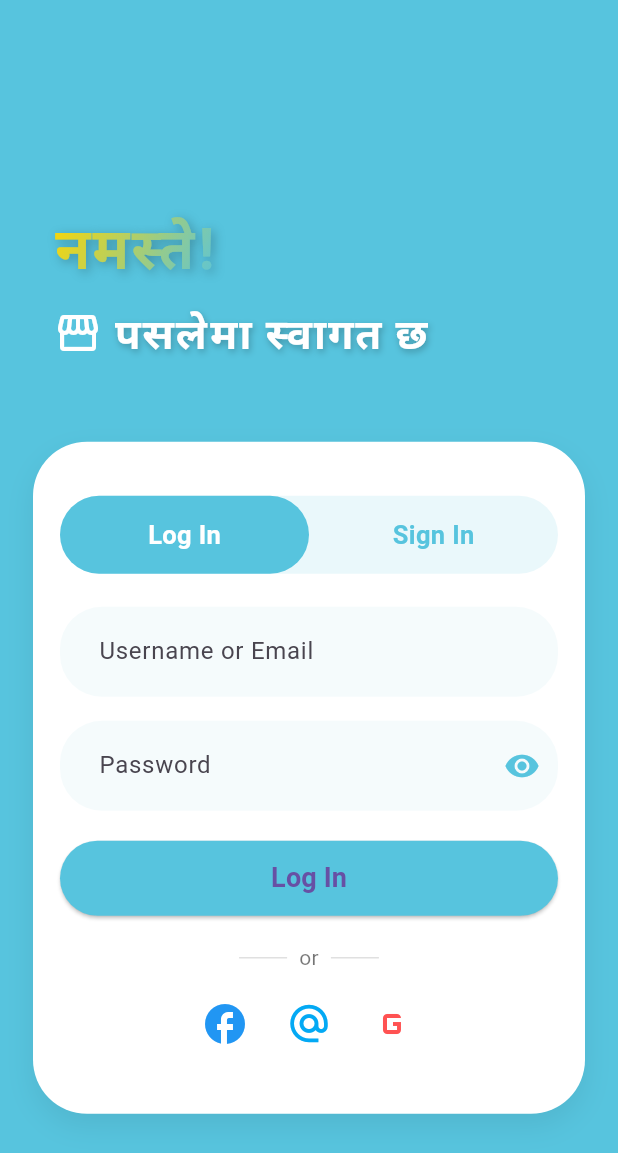
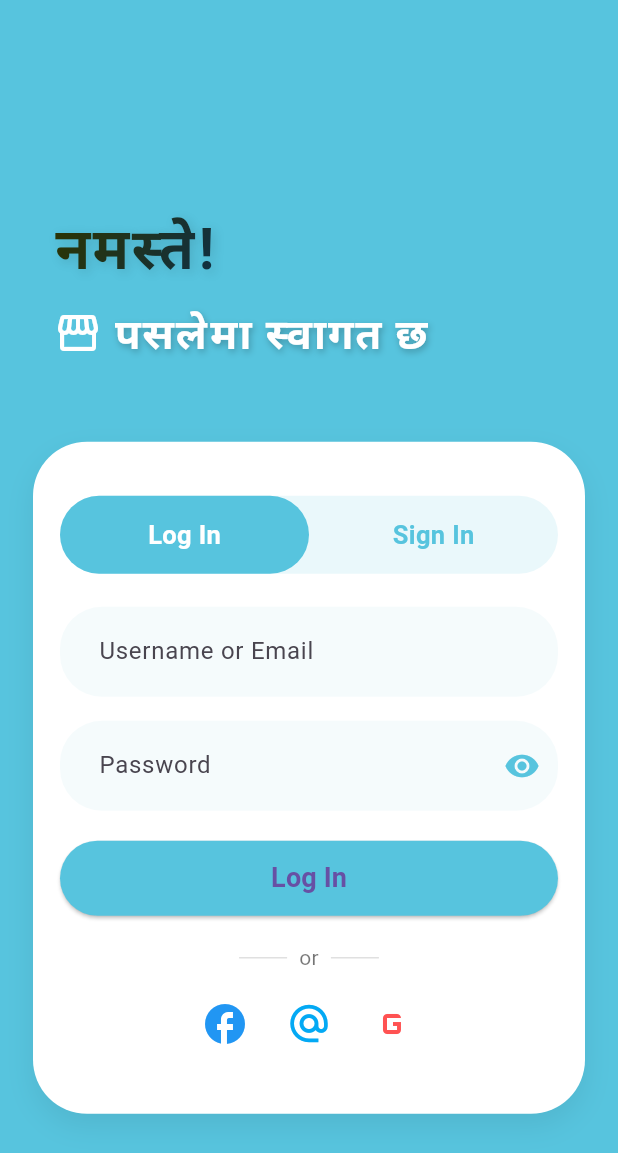
Before and after one commit to theaayushdev/Code2Convert_HackForBusiness, a Flutter app: the screen it shows after launch, on a phone screen of 412 x 824 dp. Shown: the top 1153 px of the screen. Run offline on Flutter 3.47's test engine with Material 3 defaults, Android fonts, the phone set to English and light mode, and no system bars; our stand-ins replace share_plus, speech_to_text.

Commit message:
ui enhanced

```diff
--- a/lib/login.dart
+++ b/lib/login.dart
@@ -130,12 +130,12 @@ class _LoginPageState extends State<LoginPage> {
                           style: TextStyle(
                           fontSize: 38,
                           fontWeight: FontWeight.bold,
-                          color: Colors.white, // This will be masked by the shader
+                          color: Color(0xFF2C3E50), // Slightly dark blue-gray
                           letterSpacing: 1.5,
                           shadows: [
                             Shadow(
                             blurRadius: 8,
-                            color: Colors.black26,
+                            color: Colors.black12, // Lighter shadow
                             offset: Offset(2, 2),
                             ),
                           ],
```
Also changed, not shown: lib/shop.dart (+20 -5 lines).
